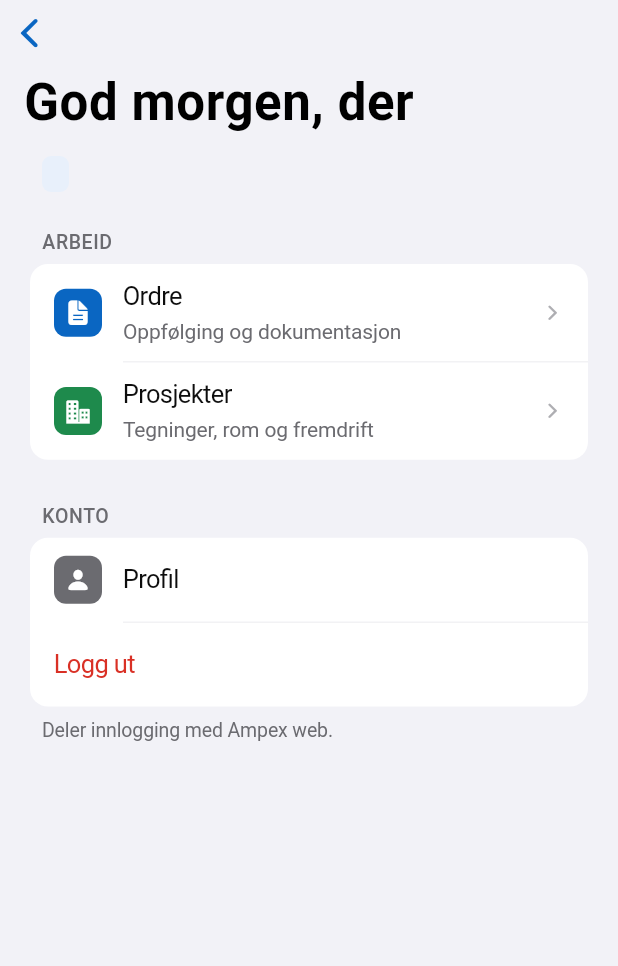
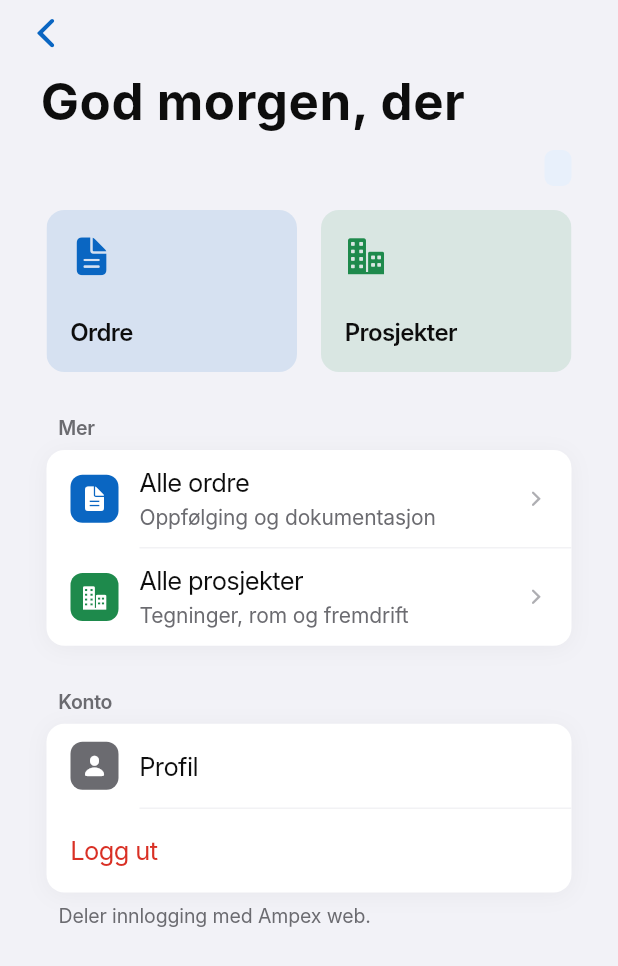
Before and after one commit to stocktormod-design/ampex-xlr8, a Flutter app: the _HomeContent screen opened directly with empty values, on a phone screen of 412 x 824 dp. Shown: the top 966 px of the screen. Run offline on Flutter 3.47's test engine with Material 3 defaults, Android fonts, the phone set to English and light mode, and no system bars; our stand-ins replace connectivity_plus, drift, drift_flutter, flutter_dotenv, flutter_riverpod, go_router and 1 more; accounts and stored records are empty; generated files the repository leaves out were written again; Roboto replaces fonts that are missing (Inter).

Commit message:
design(web): phone frame, Inter font, quick tiles – visible on localhost
Stale flutter run was serving old build; user saw no change after hot reload.
- AmpexWebFrame: app centered in phone shell on web (gray backdrop)
- Inter font via Google Fonts on web
- Home: Spotify-style quick tiles for Ordre/Prosjekter
- Subtle card shadows, sentence-case section headers

Co-authored-by: Cursor <cursoragent@cursor.com>

```diff
--- a/lib/app.dart
+++ b/lib/app.dart
@@ -8,6 +8,7 @@ import 'core/routing/app_router.dart';
 import 'core/theme/app_colors.dart';
 import 'core/theme/app_typography.dart';
 import 'core/theme/app_theme.dart';
+import 'core/widgets/ampex_web_frame.dart';
 
 class AmpexApp extends ConsumerWidget {
   const AmpexApp({super.key});
@@ -35,6 +36,8 @@ class AmpexApp extends ConsumerWidget {
         GlobalWidgetsLocalizations.delegate,
         GlobalCupertinoLocalizations.delegate,
       ],
+      builder: (context, child) =>
+          AmpexWebFrame(child: child ?? const SizedBox.shrink()),
       routerConfig: router,
     );
   }
--- a/lib/core/theme/app_typography.dart
+++ b/lib/core/theme/app_typography.dart
@@ -6,8 +6,10 @@ import 'app_colors.dart';
 ///
 /// Scale inspirert av iOS HIG.
 abstract final class AppTypography {
-  static const String _fontFamily = '.SF Pro Text';
+  /// Inter lastes på web via index.html; SF/system på native.
+  static const String _fontFamily = 'Inter';
   static const List<String> _fontFallback = [
+    '.SF Pro Text',
     '-apple-system',
     'BlinkMacSystemFont',
     'system-ui',
--- a/lib/core/widgets/ampex_grouped_section.dart
+++ b/lib/core/widgets/ampex_grouped_section.dart
@@ -49,9 +49,10 @@ class AmpexGroupedSection extends StatelessWidget {
                 bottom: AppSpacing.xs + 2,
               ),
               child: Text(
-                header!.toUpperCase(),
+                header!,
                 style: AppTypography.caption.copyWith(
-                  letterSpacing: 0.4,
+                  fontWeight: FontWeight.w600,
+                  letterSpacing: -0.2,
                 ),
               ),
             ),
@@ -59,6 +60,13 @@ class AmpexGroupedSection extends StatelessWidget {
             decoration: BoxDecoration(
               color: AppColors.surface,
               borderRadius: AppRadius.sectionBorder,
+              boxShadow: const [
+                BoxShadow(
+                  color: Color(0x0A000000),
+                  blurRadius: 12,
+                  offset: Offset(0, 2),
+                ),
+              ],
             ),
             child: ClipRRect(
               borderRadius: AppRadius.sectionBorder,
--- /dev/null
+++ b/lib/core/widgets/ampex_quick_tile.dart
@@ -0,0 +1,53 @@
+import 'package:flutter/material.dart';
+
+import '../theme/app_radius.dart';
+import '../theme/app_spacing.dart';
+import '../theme/app_typography.dart';
+
+/// Spotify/Airbnb-inspirert hurtigkort – tydelig på web og mobil.
+class AmpexQuickTile extends StatelessWidget {
+  const AmpexQuickTile({
+    super.key,
+    required this.icon,
+    required this.label,
+    required this.color,
+    required this.onTap,
+  });
+
+  final IconData icon;
+  final String label;
+  final Color color;
+  final VoidCallback onTap;
+
+  @override
+  Widget build(BuildContext context) {
+    return Material(
+      color: Colors.transparent,
+      child: InkWell(
+        onTap: onTap,
+        borderRadius: AppRadius.sectionBorder,
+        child: Ink(
+          height: 108,
+          decoration: BoxDecoration(
+            color: color.withValues(alpha: 0.12),
+            borderRadius: AppRadius.sectionBorder,
+          ),
+          child: Padding(
+            padding: const EdgeInsets.all(AppSpacing.md),
+            child: Column(
+              crossAxisAlignment: CrossAxisAlignment.start,
+              mainAxisAlignment: MainAxisAlignment.spaceBetween,
+              children: [
+                Icon(icon, size: 28, color: color),
+                Text(
+                  label,
+                  style: AppTypography.headline.copyWith(fontSize: 16),
+                ),
+              ],
+            ),
+          ),
+        ),
+      ),
+    );
+  }
+}
--- a/lib/core/widgets/ampex_scaffold.dart
+++ b/lib/core/widgets/ampex_scaffold.dart
@@ -2,6 +2,7 @@ import 'package:flutter/cupertino.dart';
 import 'package:flutter/material.dart';
 
 import '../theme/app_colors.dart';
+import '../theme/app_typography.dart';
 import 'offline_banner.dart';
 
 /// Sideskall for alle listeskjermer.
@@ -15,7 +16,7 @@ class AmpexScaffold extends StatelessWidget {
     required this.title,
     required this.slivers,
     this.trailing,
-    this.maxContentWidth = 480,
+    this.maxContentWidth = 390,
     this.backgroundColor = AppColors.background,
   });
 
@@ -47,7 +48,7 @@ class AmpexScaffold extends StatelessWidget {
                 ),
                 slivers: [
                   CupertinoSliverNavigationBar(
-                    largeTitle: Text(title),
+                    largeTitle: Text(title, style: AppTypography.largeTitle),
                     trailing: trailing,
                     backgroundColor: backgroundColor.withValues(alpha: 0.92),
                     border: null,
--- a/lib/features/shell/presentation/home_screen.dart
+++ b/lib/features/shell/presentation/home_screen.dart
@@ -14,6 +14,7 @@ import '../../../core/theme/app_spacing.dart';
 import '../../../core/theme/app_typography.dart';
 import '../../../core/widgets/ampex_grouped_section.dart';
 import '../../../core/widgets/ampex_list_row.dart';
+import '../../../core/widgets/ampex_quick_tile.dart';
 import '../../../core/widgets/ampex_scaffold.dart';
 
 class HomeScreen extends ConsumerWidget {
@@ -87,12 +88,14 @@ class _HomeContent extends ConsumerWidget {
         SliverToBoxAdapter(
           child: Padding(
             padding: const EdgeInsets.fromLTRB(
-              AppSpacing.screenH, AppSpacing.sm,
-              AppSpacing.screenH, AppSpacing.lg,
+              AppSpacing.screenH,
+              AppSpacing.xs,
+              AppSpacing.screenH,
+              AppSpacing.md,
             ),
             child: Row(
               children: [
-                Flexible(
+                Expanded(
                   child: Text(
                     company.name,
                     style: AppTypography.callout.copyWith(fontSize: 16),
@@ -106,20 +109,47 @@ class _HomeContent extends ConsumerWidget {
           ),
         ),
         SliverToBoxAdapter(
+          child: Padding(
+            padding: const EdgeInsets.symmetric(horizontal: AppSpacing.screenH),
+            child: Row(
+              children: [
+                Expanded(
+                  child: AmpexQuickTile(
+                    icon: CupertinoIcons.doc_text_fill,
+                    label: 'Ordre',
+                    color: AppColors.accent,
+                    onTap: () => context.go(Routes.orders),
+                  ),
+                ),
+                const SizedBox(width: AppSpacing.md),
+                Expanded(
+                  child: AmpexQuickTile(
+                    icon: CupertinoIcons.building_2_fill,
+                    label: 'Prosjekter',
+                    color: AppColors.success,
+                    onTap: () => context.go(Routes.projects),
+                  ),
+                ),
+              ],
+            ),
+          ),
+        ),
+        const SliverToBoxAdapter(child: SizedBox(height: AppSpacing.sectionGap)),
+        SliverToBoxAdapter(
           child: AmpexGroupedSection(
-            header: 'Arbeid',
+            header: 'Mer',
             children: [
               AmpexListRow(
                 leading: CupertinoIcons.doc_text_fill,
                 leadingColor: AppColors.accent,
-                title: 'Ordre',
+                title: 'Alle ordre',
                 subtitle: 'Oppfølging og dokumentasjon',
                 onTap: () => context.go(Routes.orders),
               ),
               AmpexListRow(
                 leading: CupertinoIcons.building_2_fill,
                 leadingColor: AppColors.success,
-                title: 'Prosjekter',
+                title: 'Alle prosjekter',
                 subtitle: 'Tegninger, rom og fremdrift',
                 onTap: () => context.go(Routes.projects),
               ),
@@ -161,8 +191,6 @@ class _HomeContent extends ConsumerWidget {
     return 'God kveld';
   }
 }
-
-// ── Hjelpere ───────────────────────────────────────────────────────────────────
 
 class _RoleBadge extends StatelessWidget {
   const _RoleBadge({required this.label});
```
Also changed, not shown: lib/core/widgets/ampex_web_frame.dart (added, +51 -0 lines), 1 other file.
